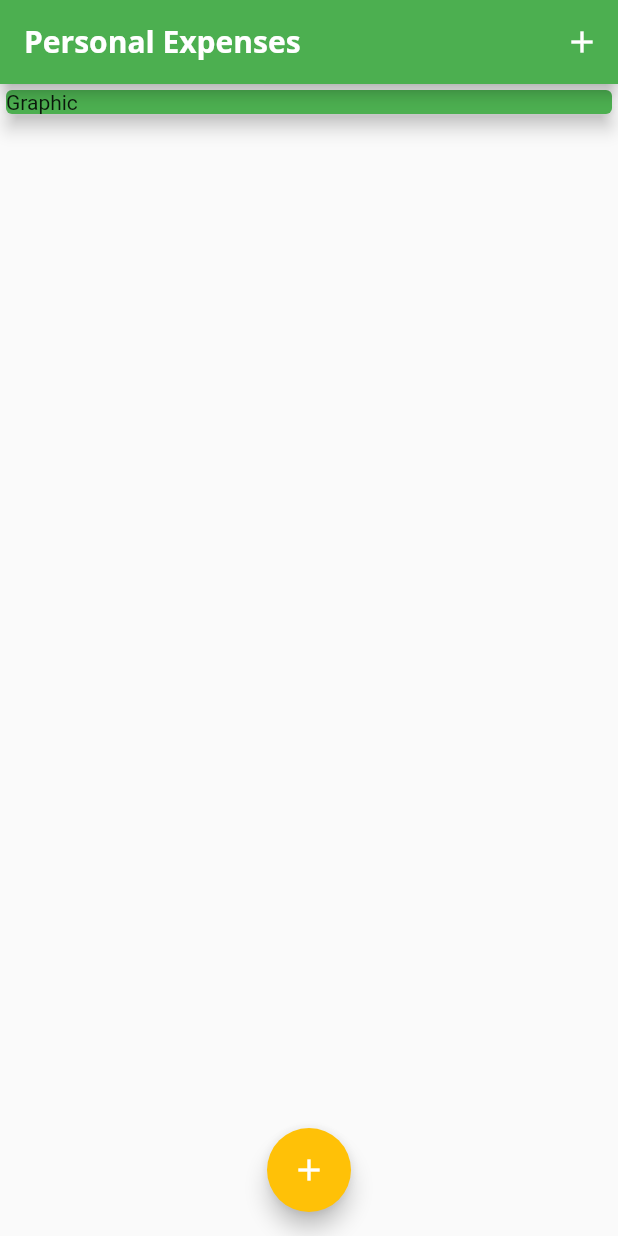
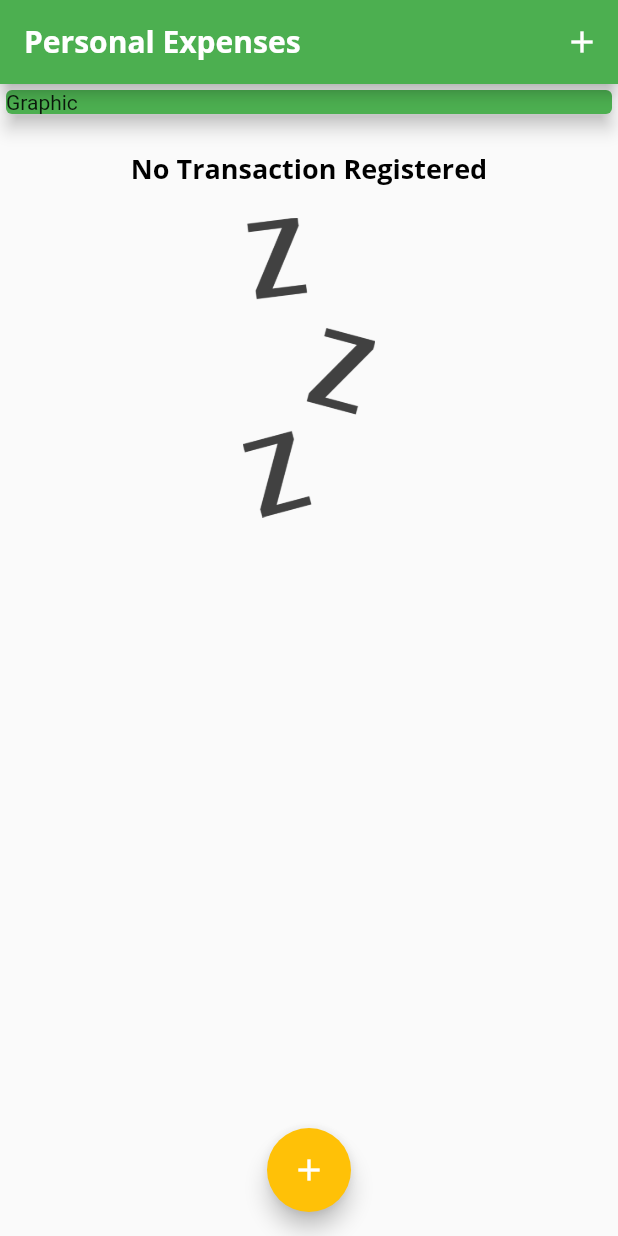
Before and after one commit to jternesconte/Expenses-App, a Flutter app: the screen it shows after launch, on a phone screen of 412 x 824 dp. Run offline on Flutter 3.47's test engine with Material 2 defaults, Android fonts, the phone set to English and light mode, and no system bars.

Commit message:
style: made a condicional case in transactions

```diff
--- a/lib/components/transaction_list.dart
+++ b/lib/components/transaction_list.dart
@@ -11,7 +11,23 @@ class TransactionList extends StatelessWidget {
   Widget build(BuildContext context) {
     return SizedBox(
       height: 300,
-      child: ListView.builder(
+      child: transactions.isEmpty ? Column(
+        children: [
+          const SizedBox(height: 20,),
+          Text(
+            "No Transaction Registered",
+            style: Theme.of(context).textTheme.titleLarge,
+          ),
+          const SizedBox(height: 20,),
+          SizedBox(
+            height: 200,
+            child: Image.asset(
+              "assets/images/waiting.png",
+              fit: BoxFit.cover,
+            ),
+          ),
+        ],
+      ) : ListView.builder(
         itemCount: transactions.length,
         itemBuilder: (ctx, index) {
           final tr = transactions[index];
```
